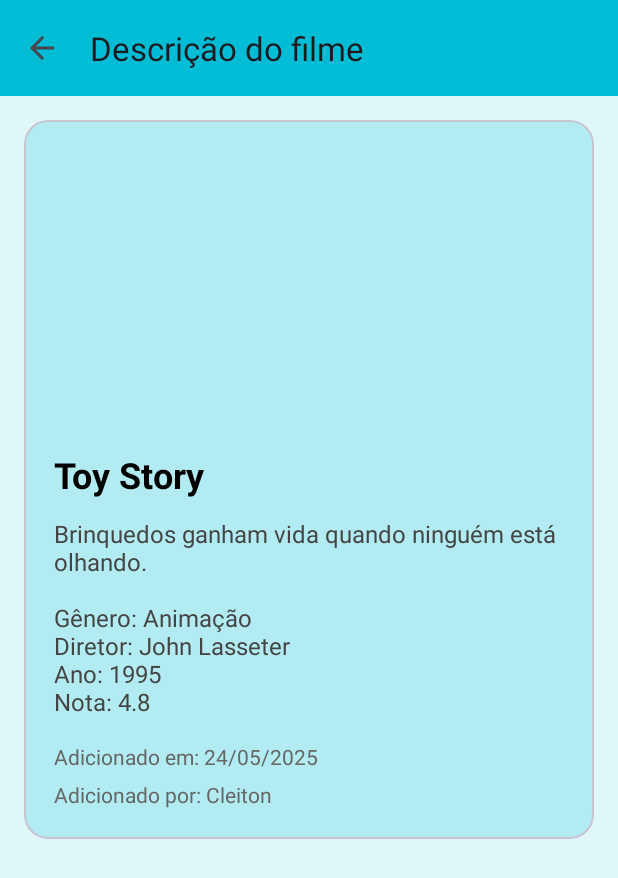
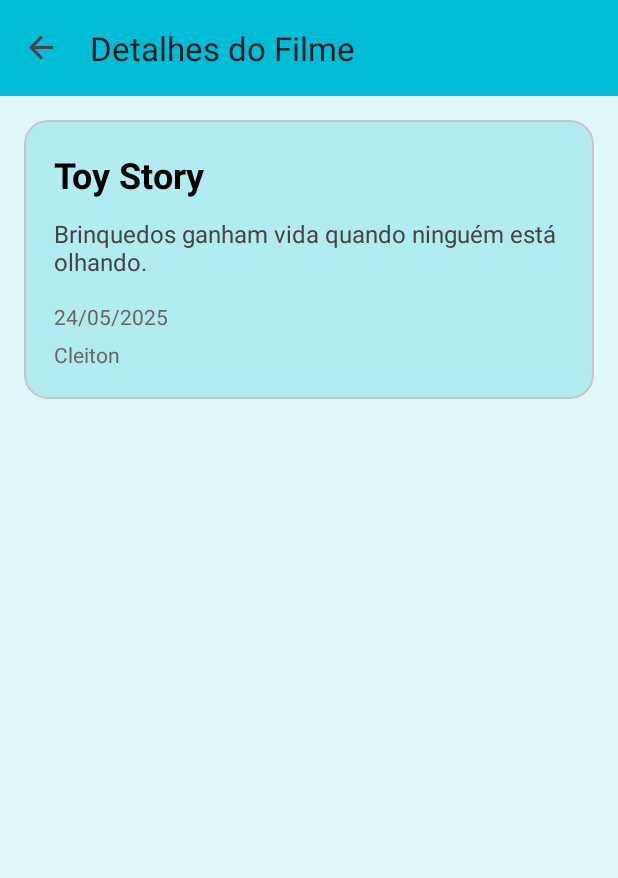
Before and after one commit to cleiton-bp/tecnologias-moveis-ap2, an Android app: the screen it shows after launch (DetailsActivity before the commit, MainActivity after it), after a tap on "Detalhes", on a phone screen of 412 x 824 dp. Shown: the top 878 px of the screen. Run offline under Robolectric (Android 15) with nearby library versions, the phone set to English and light mode, and no system bars; our stand-ins replace navigation-ui.

Commit message:
fragments and navigation

```diff
--- a/app/build.gradle.kts
+++ b/app/build.gradle.kts
@@ -1,6 +1,7 @@
 plugins {
     alias(libs.plugins.android.application)
     alias(libs.plugins.kotlin.android)
+    alias(libs.plugins.androidx.navigation.safe.args)
 }
 
 android {
@@ -36,7 +37,9 @@ android {
 }
 
 dependencies {
-
+    implementation(libs.navigation.fragment)
+    implementation(libs.navigation.ui)
+    implementation(libs.serialization)
     implementation(libs.androidx.core.ktx)
     implementation(libs.androidx.appcompat)
     implementation(libs.material)
--- a/app/src/main/java/com/example/apdois/DetailsActivity.kt
+++ /dev/null
@@ -1,63 +0,0 @@
-package com.example.apdois
-
-import android.graphics.BitmapFactory
-import android.os.Build
-import android.os.Bundle
-import android.widget.ImageView
-import android.widget.TextView
-import androidx.activity.enableEdgeToEdge
-import androidx.annotation.RequiresApi
-import androidx.appcompat.app.AppCompatActivity
-import androidx.appcompat.widget.Toolbar
-import com.example.apdois.data.model.Movie
-import kotlinx.coroutines.CoroutineScope
-import kotlinx.coroutines.Dispatchers
-import kotlinx.coroutines.launch
-import java.net.URL
-
-class DetailsActivity : AppCompatActivity() {
-
-    @RequiresApi(Build.VERSION_CODES.TIRAMISU)
-    override fun onCreate(savedInstanceState: Bundle?) {
-        super.onCreate(savedInstanceState)
-        enableEdgeToEdge()
-        setContentView(R.layout.activity_details)
-
-        val toolbar = findViewById<Toolbar>(R.id.toolbar)
-        setSupportActionBar(toolbar)
-        supportActionBar?.setDisplayHomeAsUpEnabled(true)
-
-        val title = findViewById<TextView>(R.id.movieTitle)
-        val description = findViewById<TextView>(R.id.movieDescription)
-        val date = findViewById<TextView>(R.id.movieCreatedAt)
-        val user = findViewById<TextView>(R.id.movieAddedBy)
-        val image = findViewById<ImageView>(R.id.movieImage)
-
-        intent.extras?.getSerializable("movie", Movie::class.java).also {
-            it?.let { movie ->
-                title.text = movie.title
-                description.text = "${movie.description}\n\nGênero: ${movie.genre}\nDiretor: ${movie.director}\nAno: ${movie.releaseYear}\nNota: ${movie.rating}"
-                date.text = "Adicionado em: ${movie.createdAt}"
-                user.text = "Adicionado por: ${movie.addedBy}"
-
-                // Carrega a imagem da internet
-                CoroutineScope(Dispatchers.IO).launch {
-                    try {
-                        val inputStream = URL(movie.imageUrl).openStream()
-                        val bitmap = BitmapFactory.decodeStream(inputStream)
-                        runOnUiThread {
-                            image.setImageBitmap(bitmap)
-                        }
-                    } catch (e: Exception) {
-                        e.printStackTrace()
-                    }
-                }
-            }
-        }
-    }
-
-    override fun onSupportNavigateUp(): Boolean {
-        finish()
-        return true
-    }
-}
--- a/app/src/main/java/com/example/apdois/MainActivity.kt
+++ b/app/src/main/java/com/example/apdois/MainActivity.kt
@@ -1,52 +1,35 @@
 package com.example.apdois
 
-import android.content.Intent
 import android.os.Bundle
 import androidx.activity.enableEdgeToEdge
 import androidx.appcompat.app.AppCompatActivity
-import androidx.core.os.bundleOf
-import androidx.recyclerview.widget.RecyclerView
-import com.example.apdois.data.MovieRepository
-import com.example.apdois.data.model.Movie
-import com.example.apdois.ui.MovieAdapter
-import com.google.android.material.snackbar.Snackbar
-import com.example.apdois.R
+import androidx.appcompat.widget.Toolbar
+import androidx.navigation.NavController
+import androidx.navigation.fragment.NavHostFragment
+import androidx.navigation.ui.AppBarConfiguration
+import androidx.navigation.ui.setupActionBarWithNavController
 
 class MainActivity : AppCompatActivity() {
-    private val repository = MovieRepository()
-    private lateinit var adapter: MovieAdapter
+    private lateinit var navController: NavController
+    private lateinit var navHost: NavHostFragment
 
     override fun onCreate(savedInstanceState: Bundle?) {
         super.onCreate(savedInstanceState)
         enableEdgeToEdge()
         setContentView(R.layout.activity_main)
 
-        val recyclerView = findViewById<RecyclerView>(R.id.recyclerView)
-        adapter = MovieAdapter(
-            onDelete = { movie ->
-                deleteMovie(recyclerView, movie)
-            },
-            onDetails = { movie ->
-                goToDetails(movie)
-            }
-        )
+        val toolbar = findViewById<Toolbar>(R.id.toolbar)
 
-        recyclerView.adapter = adapter
-        adapter.submitList(repository.movieList)
+        setSupportActionBar(toolbar)
+
+        navHost = supportFragmentManager.findFragmentById(R.id.nav_host_container) as NavHostFragment
+        navController = navHost.navController
+        val appBarConfiguration = AppBarConfiguration(navController.graph)
+
+        setupActionBarWithNavController(navController)
     }
 
-    private fun deleteMovie(recyclerView: RecyclerView, movie: Movie) {
-        val newList = repository.movieList.toMutableList()
-        newList.remove(movie)
-        adapter.submitList(newList)
-
-        Snackbar.make(recyclerView, "Filme deletado com sucesso", Snackbar.LENGTH_LONG).show()
-    }
-
-    private fun goToDetails(movie: Movie) {
-        val intent = Intent(this, DetailsActivity::class.java).apply {
-            putExtras(bundleOf("movie" to movie))
-        }
-        startActivity(intent)
+    override fun onSupportNavigateUp(): Boolean {
+        return navController.navigateUp() || super.onSupportNavigateUp()
     }
 }
--- a/app/src/main/java/com/example/apdois/ui/MovieAdapter.kt
+++ b/app/src/main/java/com/example/apdois/ui/adapter/MovieAdapter.kt
@@ -1,4 +1,4 @@
-package com.example.apdois.ui
+package com.example.apdois.ui.adapter
 
 import android.view.LayoutInflater
 import android.view.ViewGroup
--- a/app/src/main/java/com/example/apdois/ui/MovieDiffCallback.kt
+++ b/app/src/main/java/com/example/apdois/ui/adapter/MovieDiffCallback.kt
@@ -1,4 +1,4 @@
-package com.example.apdois.ui
+package com.example.apdois.ui.adapter
 
 import androidx.recyclerview.widget.DiffUtil
 import com.example.apdois.data.model.Movie
--- a/app/src/main/java/com/example/apdois/ui/MovieViewHolder.kt
+++ b/app/src/main/java/com/example/apdois/ui/adapter/MovieViewHolder.kt
@@ -1,4 +1,4 @@
-package com.example.apdois.ui
+package com.example.apdois.ui.adapter
 
 import android.graphics.Paint
 import android.view.View
--- /dev/null
+++ b/app/src/main/java/com/example/apdois/ui/fragments/DetailsMovieFragment.kt
@@ -0,0 +1,35 @@
+package com.example.apdois.ui.fragments
+
+import android.os.Bundle
+import androidx.fragment.app.Fragment
+import android.view.LayoutInflater
+import android.view.View
+import android.view.ViewGroup
+import android.widget.ImageView
+import android.widget.TextView
+import androidx.navigation.fragment.navArgs
+import com.example.apdois.R
+
+class DetailsMovieFragment : Fragment() {
+    val args: DetailsMovieFragmentArgs by navArgs()
+
+    override fun onCreateView(
+        inflater: LayoutInflater, container: ViewGroup?,
+        savedInstanceState: Bundle?
+    ): View? {
+        return inflater.inflate(R.layout.fragment_details_movie, container, false)
+    }
+
+    override fun onViewCreated(view: View, savedInstanceState: Bundle?) {
+        super.onViewCreated(view, savedInstanceState)
+
+        val movie = args.movie
+
+        view.findViewById<TextView>(R.id.movieTitle).text = movie.title
+        view.findViewById<TextView>(R.id.movieDescription).text = movie.description
+        view.findViewById<TextView>(R.id.movieCreatedAt).text = movie.createdAt
+        view.findViewById<TextView>(R.id.movieAddedBy).text = movie.addedBy
+//        view.findViewById<TextView>(R.id.movieImage).text = movie.imageUrl
+
+    }
+}
--- /dev/null
+++ b/app/src/main/java/com/example/apdois/ui/fragments/ListMoviesFragment.kt
@@ -0,0 +1,58 @@
+package com.example.apdois.ui.fragments
+
+import android.content.Intent
+import android.os.Bundle
+import androidx.fragment.app.Fragment
+import android.view.LayoutInflater
+import android.view.View
+import android.view.ViewGroup
+import androidx.core.os.bundleOf
+import androidx.navigation.fragment.findNavController
+import androidx.recyclerview.widget.RecyclerView
+import com.example.apdois.R
+import com.example.apdois.data.MovieRepository
+import com.example.apdois.data.model.Movie
+import com.example.apdois.ui.adapter.MovieAdapter
+import com.google.android.material.snackbar.Snackbar
+
+class ListMoviesFragment : Fragment() {
+    private val repository = MovieRepository()
+    private lateinit var adapter: MovieAdapter
+
+    override fun onCreateView(
+        inflater: LayoutInflater, container: ViewGroup?,
+        savedInstanceState: Bundle?
+    ): View? {
+        return inflater.inflate(R.layout.fragment_list_movies, container, false)
+    }
+
+    override fun onViewCreated(view: View, savedInstanceState: Bundle?) {
+        super.onViewCreated(view, savedInstanceState)
+
+        val recyclerView = view.findViewById<RecyclerView>(R.id.recyclerView)
+        adapter = MovieAdapter(
+            onDelete = { movie ->
+                deleteMovie(view = view, recyclerView = recyclerView, movie = movie)
+            },
+            onDetails = { movie ->
+                goToDetails(movie)
+            }
+        )
+
+        recyclerView.adapter = adapter
+        adapter.submitList(repository.movieList)
+    }
+
+    private fun deleteMovie(view: View,recyclerView: RecyclerView, movie: Movie) {
+        val newList = repository.movieList.toMutableList()
+        newList.remove(movie)
+        adapter.submitList(newList)
+
+        Snackbar.make(view.context, recyclerView, "Filme deletado com sucesso", Snackbar.LENGTH_LONG).show()
+    }
+
+    private fun goToDetails(movie: Movie) {
+        val action = ListMoviesFragmentDirections.actionListMoviesFragmentToDetailsMovieFragment(movie)
+        findNavController().navigate(action)
+    }
+}
--- a/app/src/main/res/layout/activity_main.xml
+++ b/app/src/main/res/layout/activity_main.xml
@@ -17,19 +17,16 @@
         app:layout_constraintTop_toTopOf="parent"
         app:title="@string/toolbar_title" />
 
-    <androidx.recyclerview.widget.RecyclerView
-        android:id="@+id/recyclerView"
+    <androidx.fragment.app.FragmentContainerView
+        android:id="@+id/nav_host_container"
+        android:name="androidx.navigation.fragment.NavHostFragment"
         android:layout_width="0dp"
         android:layout_height="0dp"
-        android:background="@color/details_card_color"
-        app:layoutManager="androidx.recyclerview.widget.LinearLayoutManager"
+        app:defaultNavHost="true"
+        app:navGraph="@navigation/nav_graph"
         app:layout_constraintBottom_toBottomOf="parent"
         app:layout_constraintEnd_toEndOf="parent"
-        app:layout_constraintHorizontal_bias="0.0"
         app:layout_constraintStart_toStartOf="parent"
-        app:layout_constraintTop_toBottomOf="@id/toolbar"
-        app:layout_constraintVertical_bias="0.0"
-        tools:itemCount="100"
-        tools:listitem="@layout/movie_item_list" />
+        app:layout_constraintTop_toBottomOf="@id/toolbar" />
 
 </androidx.constraintlayout.widget.ConstraintLayout>
--- a/app/src/main/res/layout/activity_details.xml
+++ b/app/src/main/res/layout/fragment_details_movie.xml
@@ -5,16 +5,6 @@
     android:layout_height="match_parent"
     android:backgroundTint="@color/details_color"
     android:background="@android:color/white">
-
-    <!-- Toolbar -->
-    <androidx.appcompat.widget.Toolbar
-        android:id="@+id/toolbar"
-        android:layout_width="match_parent"
-        android:layout_height="?attr/actionBarSize"
-        android:background="@color/toolbar_color"
-        android:elevation="4dp"
-        app:layout_constraintTop_toTopOf="parent"
-        app:title="@string/movie_description" />
 
     <!-- Card com os dados -->
     <com.google.android.material.card.MaterialCardView
@@ -30,7 +20,7 @@
         app:cardElevation="0dp"
         app:layout_constraintEnd_toEndOf="parent"
         app:layout_constraintStart_toStartOf="parent"
-        app:layout_constraintTop_toBottomOf="@id/toolbar">
+        app:layout_constraintTop_toTopOf="parent">
 
         <LinearLayout
             android:layout_width="match_parent"
@@ -38,14 +28,14 @@
             android:orientation="vertical"
             android:padding="20dp">
 
-            <ImageView
-                android:id="@+id/movieImage"
-                android:layout_width="280dp"
-                android:layout_height="180dp"
-                android:layout_gravity="center"
-                android:layout_marginBottom="20dp"
-                android:contentDescription="@string/movie_poster"
-                android:scaleType="centerCrop" />
+<!--            <ImageView-->
+<!--                android:id="@+id/movieImage"-->
+<!--                android:layout_width="280dp"-->
+<!--                android:layout_height="180dp"-->
+<!--                android:layout_gravity="center"-->
+<!--                android:layout_marginBottom="20dp"-->
+<!--                android:contentDescription="@string/movie_poster"-->
+<!--                android:scaleType="centerCrop" />-->
 
             <TextView
                 android:id="@+id/movieTitle"
--- /dev/null
+++ b/app/src/main/res/layout/fragment_list_movies.xml
@@ -0,0 +1,24 @@
+<?xml version="1.0" encoding="utf-8"?>
+<androidx.constraintlayout.widget.ConstraintLayout xmlns:android="http://schemas.android.com/apk/res/android"
+    xmlns:tools="http://schemas.android.com/tools"
+    android:layout_width="match_parent"
+    android:layout_height="match_parent"
+    xmlns:app="http://schemas.android.com/apk/res-auto"
+    tools:context=".ui.fragments.ListMoviesFragment">
+
+    <androidx.recyclerview.widget.RecyclerView
+        android:id="@+id/recyclerView"
+        android:layout_width="0dp"
+        android:layout_height="0dp"
+        android:background="@color/details_card_color"
+        app:layoutManager="androidx.recyclerview.widget.LinearLayoutManager"
+        app:layout_constraintBottom_toBottomOf="parent"
+        app:layout_constraintEnd_toEndOf="parent"
+        app:layout_constraintHorizontal_bias="0.0"
+        app:layout_constraintStart_toStartOf="parent"
+        app:layout_constraintTop_toTopOf="parent"
+        app:layout_constraintVertical_bias="0.0"
+        tools:itemCount="100"
+        tools:listitem="@layout/movie_item_list" />
+
+</androidx.constraintlayout.widget.ConstraintLayout>
--- /dev/null
+++ b/app/src/main/res/navigation/nav_graph.xml
@@ -0,0 +1,26 @@
+<?xml version="1.0" encoding="utf-8"?>
+<navigation xmlns:android="http://schemas.android.com/apk/res/android"
+    xmlns:app="http://schemas.android.com/apk/res-auto"
+    xmlns:tools="http://schemas.android.com/tools"
+    android:id="@+id/nav_graph"
+    app:startDestination="@id/listMoviesFragment">
+
+    <fragment
+        android:id="@+id/listMoviesFragment"
+        android:name="com.example.apdois.ui.fragments.ListMoviesFragment"
+        android:label="App Filmes"
+        tools:layout="@layout/fragment_list_movies" >
+        <action
+            android:id="@+id/action_listMoviesFragment_to_detailsMovieFragment"
+            app:destination="@id/detailsMovieFragment" />
+    </fragment>
+    <fragment
+        android:id="@+id/detailsMovieFragment"
+        android:name="com.example.apdois.ui.fragments.DetailsMovieFragment"
+        android:label="Detalhes do Filme" >
+        <action
+            android:id="@+id/action_detailsMovieFragment_to_listMoviesFragment"
+            app:destination="@id/listMoviesFragment" />
+        <argument android:name="movie" app:argType="com.example.apdois.data.model.Movie" />
+    </fragment>
+</navigation>
--- a/app/src/main/res/values/strings.xml
+++ b/app/src/main/res/values/strings.xml
@@ -4,4 +4,6 @@
     <string name="movie_poster">Poster do filme</string>
     <string name="movie_title">Título do filme</string>
     <string name="movie_description">Descrição do filme</string>
+    <!-- TODO: Remove or change this placeholder text -->
+    <string name="hello_blank_fragment">Hello blank fragment</string>
 </resources>
--- a/build.gradle.kts
+++ b/build.gradle.kts
@@ -2,4 +2,5 @@
 plugins {
     alias(libs.plugins.android.application) apply false
     alias(libs.plugins.kotlin.android) apply false
+    alias(libs.plugins.androidx.navigation.safe.args) apply false
 }
--- a/gradle/libs.versions.toml
+++ b/gradle/libs.versions.toml
@@ -9,6 +9,8 @@ appcompat = "1.7.0"
 material = "1.12.0"
 activity = "1.10.1"
 constraintlayout = "2.2.1"
+nav-version = "2.8.6"
+json-serialization = "1.7.3"
 
 [libraries]
 androidx-core-ktx = { group = "androidx.core", name = "core-ktx", version.ref = "coreKtx" }
@@ -19,7 +21,11 @@ androidx-appcompat = { group = "androidx.appcompat", name = "appcompat", version
 material = { group = "com.google.android.material", name = "material", version.ref = "material" }
 androidx-activity = { group = "androidx.activity", name = "activity", version.ref = "activity" }
 androidx-constraintlayout = { group = "androidx.constraintlayout", name = "constraintlayout", version.ref = "constraintlayout" }
+navigation-ui = {group = "androidx.navigation", name = "navigation-ui", version.ref = "nav-version"}
+serialization = {group = "org.jetbrains.kotlinx", name = "kotlinx-serialization-json", version.ref = "json-serialization"}
+navigation-fragment = {group = "androidx.navigation", name = "navigation-fragment", version.ref = "nav-version"}
 
 [plugins]
 android-application = { id = "com.android.application", version.ref = "agp" }
 kotlin-android = { id = "org.jetbrains.kotlin.android", version.ref = "kotlin" }
+androidx-navigation-safe-args = { id = "androidx.navigation.safeargs.kotlin", version.ref = "nav-version" }
```
